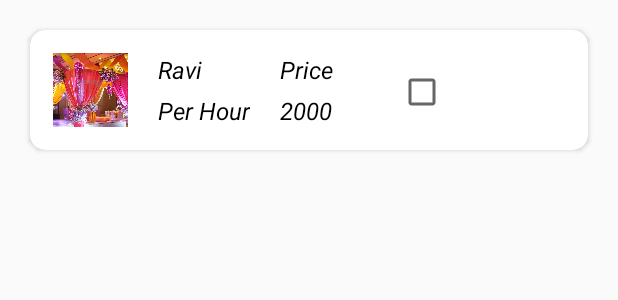
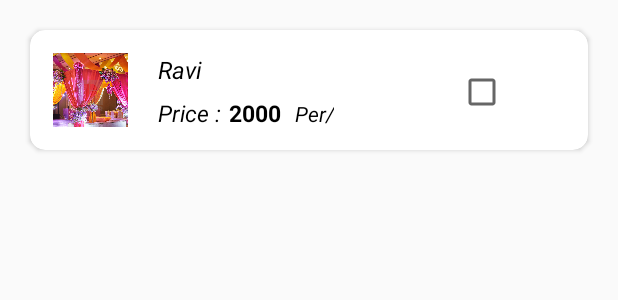
Before and after one commit to lokeshmali1997/ApnaEvent2, an Android app: the layout product_list_row.xml on its own in the app's theme, with its tools: preview values and no code run, on a phone screen of 412 x 824 dp. Shown: the top 300 px of the screen. Run offline under Robolectric (Android 15) with nearby library versions, the phone set to English and light mode, and no system bars.

Commit message:
Merge remote-tracking branch 'origin/master'
# Conflicts:
#	.idea/misc.xml
#	.idea/vcs.xml

```diff
--- a/app/src/main/res/layout/product_list_row.xml
+++ b/app/src/main/res/layout/product_list_row.xml
@@ -15,6 +15,11 @@
             android:orientation="horizontal"
             android:padding="15dp"
             >
+            <LinearLayout
+                android:layout_width="wrap_content"
+                android:layout_height="wrap_content">
+
+
 
             <ImageView
                 android:layout_width="50dp"
@@ -23,17 +28,20 @@
                 android:scaleType="centerCrop"
 
                 />
-
+            </LinearLayout>
+            <LinearLayout
+                android:layout_width="200dp"
+                android:layout_height="wrap_content"
+                android:layout_marginLeft="20dp"
+                android:orientation="vertical">
             <LinearLayout
                 android:layout_width="wrap_content"
                 android:layout_height="wrap_content"
-                android:orientation="vertical"
-                android:layout_marginLeft="20dp"
-
+                android:orientation="horizontal"
                 >
 
                 <TextView
-                    android:layout_width="wrap_content"
+                    android:layout_width="match_parent"
                     android:layout_height="wrap_content"
                     android:text="Ravi"
                     android:textSize="16dp"
@@ -43,32 +51,21 @@
                     android:textStyle="italic"
                     />
 
-                <TextView
-                    android:layout_width="wrap_content"
-                    android:layout_height="wrap_content"
-                    android:text="Per Hour"
-                    android:textColor="@color/black"
-                    android:textSize="16dp"
-                    android:id="@+id/p_per"
-                    android:layout_marginTop="5dp"
-                    android:textStyle="italic"
-                    android:fontFamily="sans-serif"
-
-                    />
 
             </LinearLayout>
             <LinearLayout
                 android:layout_width="wrap_content"
                 android:layout_height="wrap_content"
-                android:orientation="vertical"
-                android:layout_marginLeft="20dp">
+                android:orientation="horizontal"
+                android:layout_marginTop="7dp"
+                >
 
                 <TextView
                     android:layout_width="wrap_content"
                     android:layout_height="wrap_content"
-                    android:text="Price"
+                    android:text="Price :"
                     android:textColor="@color/black"
-                    android:textSize="16dp"
+                    android:textSize="15dp"
                     android:textStyle="italic"
                     android:fontFamily="sans-serif"
                     />
@@ -76,21 +73,42 @@
                     android:layout_width="wrap_content"
                     android:layout_height="wrap_content"
                     android:text="2000 "
-                    android:layout_marginTop="5dp"
                     android:textColor="@color/black"
-                    android:textSize="16dp"
-                    android:textStyle="italic"
+                    android:textSize="15dp"
+                    android:paddingLeft="5dp"
+                    android:paddingRight="5dp"
+                    android:textStyle="bold"
                     android:fontFamily="sans-serif"
                     android:id="@+id/p_price"
                     />
+                <TextView
+                    android:layout_width="wrap_content"
+                    android:layout_height="wrap_content"
+                    android:text="Per/"
+                    android:textColor="@color/black"
+                    android:textSize="14dp"
+                    android:id="@+id/p_per"
+                    android:textStyle="italic"
+                    android:fontFamily="sans-serif"
+                    />
+
 
             </LinearLayout>
+            </LinearLayout>
+            <LinearLayout
+                android:layout_width="50dp"
+                android:layout_height="match_parent"
 
+
+                >
             <CheckBox
                 android:layout_width="wrap_content"
                 android:layout_height="wrap_content"
-                android:layout_marginLeft="40dp"
-                android:layout_marginTop="10dp"/>
+                android:layout_marginTop="10dp"
+                android:id="@+id/chkBox"
+                android:gravity="right"
+                />
+            </LinearLayout>
 
         </LinearLayout>
     </androidx.cardview.widget.CardView>
```
Also changed, not shown: app/src/main/java/com/example/apnaevent2/NonScrollListView.java (added, +27 -0 lines), app/src/main/java/com/example/apnaevent2/ProductAdaptor.java (+58 -12 lines), app/src/main/java/com/example/apnaevent2/VendorFullProfile.java (+22 -11 lines), app/src/main/res/layout/activity_vendor_full_profile.xml (+23 -25 lines).
